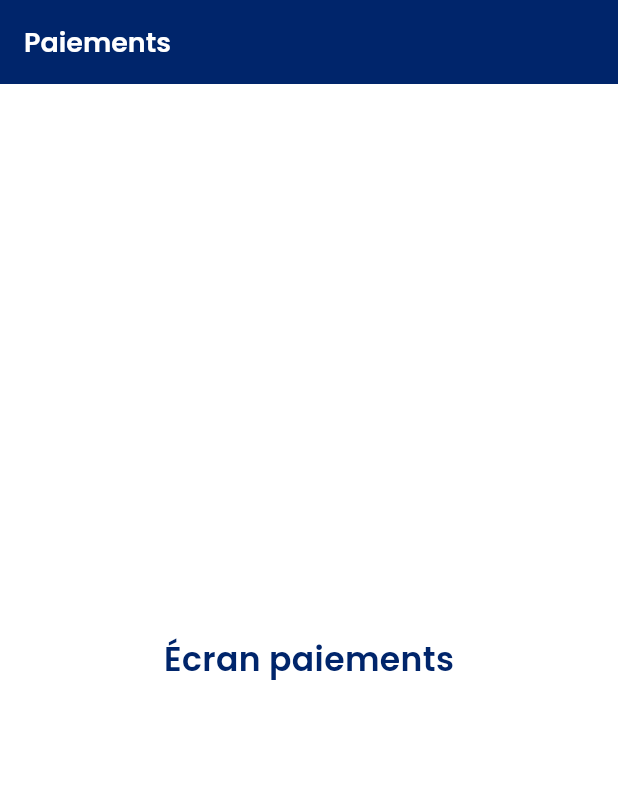
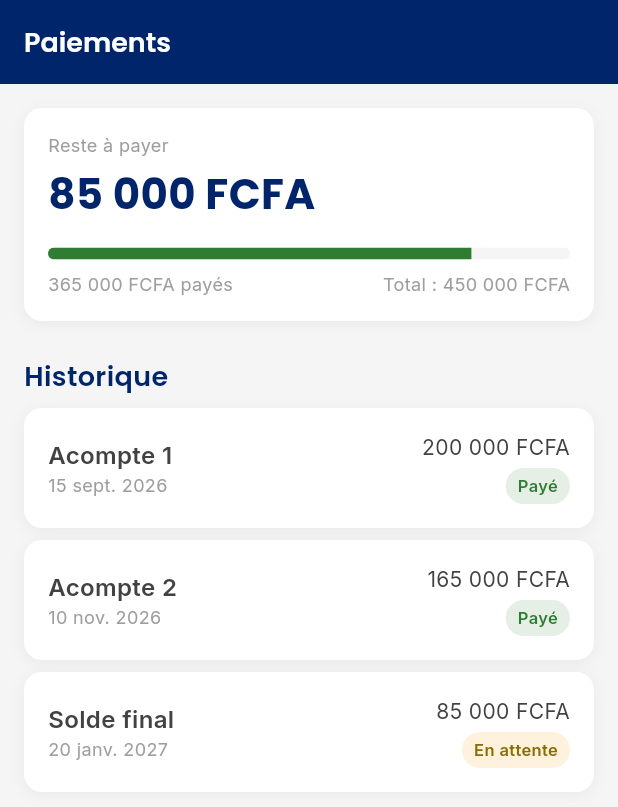
Before and after one commit to dirambedimboumbeguymbouess2001-hue/ipea-app, a Flutter app: the PaiementsScreen screen opened by its route, on a phone screen of 412 x 824 dp. Shown: the top 807 px of the screen. Run offline on Flutter 3.47's test engine with Material 3 defaults, Android fonts, the phone set to English and light mode, and no system bars; our stand-ins replace go_router, google_fonts.

Commit message:
Ajout de l'ecran Paiements avec barre de progression et historique (pattern repository)

```diff
--- /dev/null
+++ b/lib/features/paiements/data/paiements_models.dart
@@ -0,0 +1,49 @@
+/// Une ligne de paiement individuelle (un versement effectué ou attendu).
+class Paiement {
+  final String libelle;
+  final int montant;
+  final DateTime date;
+  final String statut; // "Payé", "En attente", "En retard"
+
+  const Paiement({
+    required this.libelle,
+    required this.montant,
+    required this.date,
+    required this.statut,
+  });
+
+  factory Paiement.fromJson(Map<String, dynamic> json) {
+    return Paiement(
+      libelle: json['libelle'] as String,
+      montant: json['montant'] as int,
+      date: DateTime.parse(json['date'] as String),
+      statut: json['statut'] as String,
+    );
+  }
+}
+
+/// Résumé global de la situation financière de l'étudiant, avec l'historique.
+class SituationPaiements {
+  final int montantTotal;
+  final int montantPaye;
+  final int resteAPayer;
+  final List<Paiement> historique;
+
+  const SituationPaiements({
+    required this.montantTotal,
+    required this.montantPaye,
+    required this.resteAPayer,
+    required this.historique,
+  });
+
+  factory SituationPaiements.fromJson(Map<String, dynamic> json) {
+    return SituationPaiements(
+      montantTotal: json['montant_total'] as int,
+      montantPaye: json['montant_paye'] as int,
+      resteAPayer: json['reste_a_payer'] as int,
+      historique: (json['historique'] as List)
+          .map((e) => Paiement.fromJson(e as Map<String, dynamic>))
+          .toList(),
+    );
+  }
+}
--- /dev/null
+++ b/lib/features/paiements/data/paiements_repository.dart
@@ -0,0 +1,42 @@
+import 'paiements_models.dart';
+
+/// Porte d'accès unique à la situation financière de l'étudiant.
+///
+/// IMPORTANT : seul le contenu de `obtenirSituation` devra être remplacé
+/// une fois la documentation API disponible.
+class PaiementsRepository {
+  Future<SituationPaiements> obtenirSituation(String etudiantId) async {
+    // --- SIMULATION TEMPORAIRE ---
+    await Future.delayed(const Duration(seconds: 1));
+
+    return SituationPaiements(
+      montantTotal: 450000,
+      montantPaye: 365000,
+      resteAPayer: 85000,
+      historique: [
+        Paiement(
+          libelle: 'Acompte 1',
+          montant: 200000,
+          date: DateTime(2026, 9, 15),
+          statut: 'Payé',
+        ),
+        Paiement(
+          libelle: 'Acompte 2',
+          montant: 165000,
+          date: DateTime(2026, 11, 10),
+          statut: 'Payé',
+        ),
+        Paiement(
+          libelle: 'Solde final',
+          montant: 85000,
+          date: DateTime(2027, 1, 20),
+          statut: 'En attente',
+        ),
+      ],
+    );
+
+    // --- CE QUE ÇA DEVIENDRA AVEC L'API (exemple) ---
+    // final reponse = await dio.get('/paiements/$etudiantId');
+    // return SituationPaiements.fromJson(reponse.data);
+  }
+}
--- a/lib/features/paiements/paiements_screen.dart
+++ b/lib/features/paiements/paiements_screen.dart
@@ -1,16 +1,196 @@
 import 'package:flutter/material.dart';
+import '../../core/theme/app_colors.dart';
 import '../../core/theme/app_typography.dart';
+import '../../core/theme/app_spacing.dart';
+import '../../shared/widgets/app_card.dart';
+import '../../shared/widgets/status_badge.dart';
+import '../../shared/widgets/loading_skeleton.dart';
+import '../../shared/widgets/error_state.dart';
+import 'data/paiements_models.dart';
+import 'data/paiements_repository.dart';
 
-class PaiementsScreen extends StatelessWidget {
+class PaiementsScreen extends StatefulWidget {
   const PaiementsScreen({super.key});
+
+  @override
+  State<PaiementsScreen> createState() => _PaiementsScreenState();
+}
+
+class _PaiementsScreenState extends State<PaiementsScreen> {
+  final _repository = PaiementsRepository();
+
+  SituationPaiements? _situation;
+  bool _enErreur = false;
+  bool _enChargement = true;
+
+  @override
+  void initState() {
+    super.initState();
+    _charger();
+  }
+
+  Future<void> _charger() async {
+    setState(() {
+      _enChargement = true;
+      _enErreur = false;
+    });
+
+    try {
+      final situation = await _repository.obtenirSituation('etu-001');
+      if (!mounted) return;
+      setState(() {
+        _situation = situation;
+        _enChargement = false;
+      });
+    } catch (_) {
+      if (!mounted) return;
+      setState(() {
+        _enErreur = true;
+        _enChargement = false;
+      });
+    }
+  }
+
+  StatusType _typeSelonStatut(String statut) {
+    switch (statut) {
+      case 'Payé':
+        return StatusType.succes;
+      case 'En retard':
+        return StatusType.erreur;
+      default:
+        return StatusType.avertissement;
+    }
+  }
+
+  String _formaterMontant(int montant) {
+    // Ajoute un espace tous les 3 chiffres (ex: 85000 -> "85 000")
+    final chaine = montant.toString();
+    final buffer = StringBuffer();
+    for (int i = 0; i < chaine.length; i++) {
+      if (i > 0 && (chaine.length - i) % 3 == 0) buffer.write(' ');
+      buffer.write(chaine[i]);
+    }
+    return '${buffer.toString()} FCFA';
+  }
+
+  String _formaterDate(DateTime date) {
+    const mois = [
+      'janv.', 'févr.', 'mars', 'avr.', 'mai', 'juin',
+      'juil.', 'août', 'sept.', 'oct.', 'nov.', 'déc.',
+    ];
+    return '${date.day} ${mois[date.month - 1]} ${date.year}';
+  }
 
   @override
   Widget build(BuildContext context) {
     return Scaffold(
+      backgroundColor: AppColors.grisClair,
       appBar: AppBar(title: const Text('Paiements')),
-      body: Center(
-        child: Text('Écran paiements', style: AppTypography.h2),
+      body: RefreshIndicator(
+        onRefresh: _charger,
+        child: _construireContenu(),
       ),
     );
   }
+
+  Widget _construireContenu() {
+    if (_enErreur) {
+      return ErrorState(onRetry: _charger);
+    }
+
+    if (_enChargement) {
+      return ListView(
+        padding: const EdgeInsets.all(AppSpacing.md),
+        children: [
+          const LoadingSkeleton(height: 130, borderRadius: BorderRadius.all(Radius.circular(12))),
+          const SizedBox(height: AppSpacing.md),
+          ...List.generate(
+            3,
+            (_) => const Padding(
+              padding: EdgeInsets.only(bottom: AppSpacing.sm),
+              child: LoadingSkeleton(height: 60, borderRadius: BorderRadius.all(Radius.circular(12))),
+            ),
+          ),
+        ],
+      );
+    }
+
+    final situation = _situation!;
+    final progression = situation.montantPaye / situation.montantTotal;
+
+    return ListView(
+      padding: const EdgeInsets.all(AppSpacing.md),
+      children: [
+        // Résumé avec barre de progression
+        AppCard(
+          child: Column(
+            crossAxisAlignment: CrossAxisAlignment.start,
+            children: [
+              Text('Reste à payer', style: AppTypography.bodySmall),
+              const SizedBox(height: 4),
+              Text(
+                _formaterMontant(situation.resteAPayer),
+                style: AppTypography.h1.copyWith(color: AppColors.marine),
+              ),
+              const SizedBox(height: AppSpacing.md),
+              ClipRRect(
+                borderRadius: BorderRadius.circular(AppSpacing.radiusFull),
+                child: LinearProgressIndicator(
+                  value: progression,
+                  minHeight: 8,
+                  backgroundColor: AppColors.grisClair,
+                  valueColor: const AlwaysStoppedAnimation(AppColors.succes),
+                ),
+              ),
+              const SizedBox(height: AppSpacing.sm),
+              Row(
+                mainAxisAlignment: MainAxisAlignment.spaceBetween,
+                children: [
+                  Text(
+                    '${_formaterMontant(situation.montantPaye)} payés',
+                    style: AppTypography.bodySmall,
+                  ),
+                  Text(
+                    'Total : ${_formaterMontant(situation.montantTotal)}',
+                    style: AppTypography.bodySmall,
+                  ),
+                ],
+              ),
+            ],
+          ),
+        ),
+        const SizedBox(height: AppSpacing.lg),
+
+        Text('Historique', style: AppTypography.h3),
+        const SizedBox(height: AppSpacing.sm),
+        ...situation.historique.map(
+          (paiement) => Padding(
+            padding: const EdgeInsets.only(bottom: AppSpacing.sm),
+            child: AppCard(
+              child: Row(
+                mainAxisAlignment: MainAxisAlignment.spaceBetween,
+                children: [
+                  Column(
+                    crossAxisAlignment: CrossAxisAlignment.start,
+                    children: [
+                      Text(paiement.libelle, style: AppTypography.bodyLarge.copyWith(fontWeight: FontWeight.w600)),
+                      Text(_formaterDate(paiement.date), style: AppTypography.bodySmall),
+                    ],
+                  ),
+                  Column(
+                    crossAxisAlignment: CrossAxisAlignment.end,
+                    children: [
+                      Text(_formaterMontant(paiement.montant), style: AppTypography.bodyMedium),
+                      const SizedBox(height: 4),
+                      StatusBadge(label: paiement.statut, type: _typeSelonStatut(paiement.statut)),
+                    ],
+                  ),
+                ],
+              ),
+            ),
+          ),
+        ),
+      ],
+    );
+  }
 }
```
